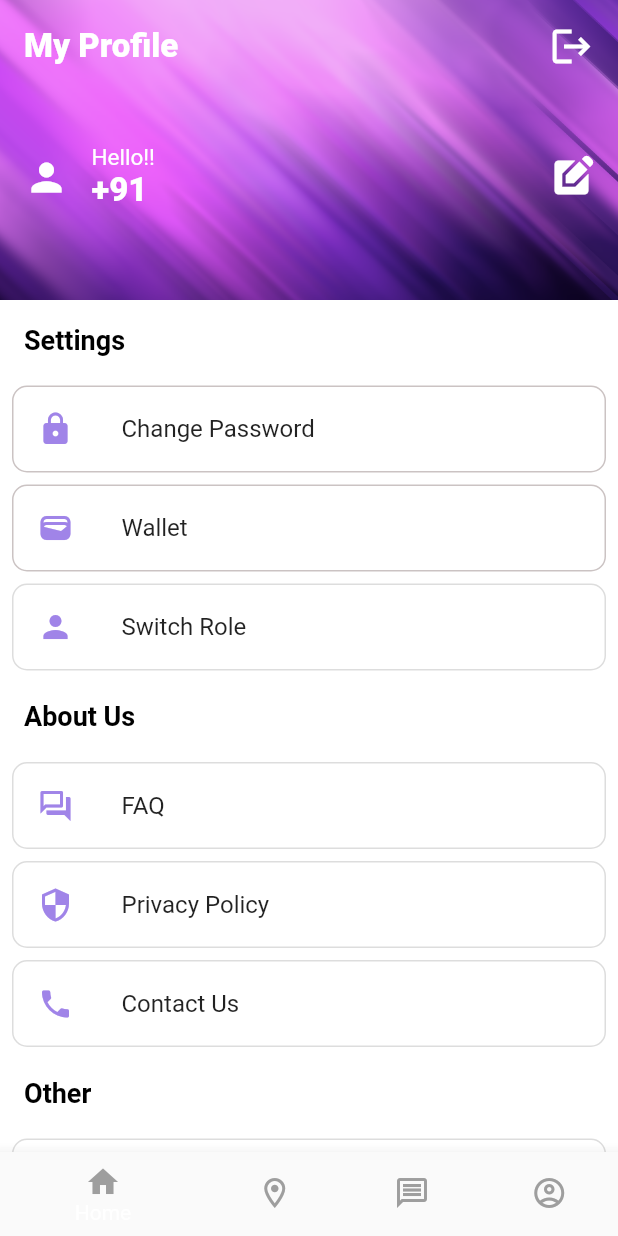
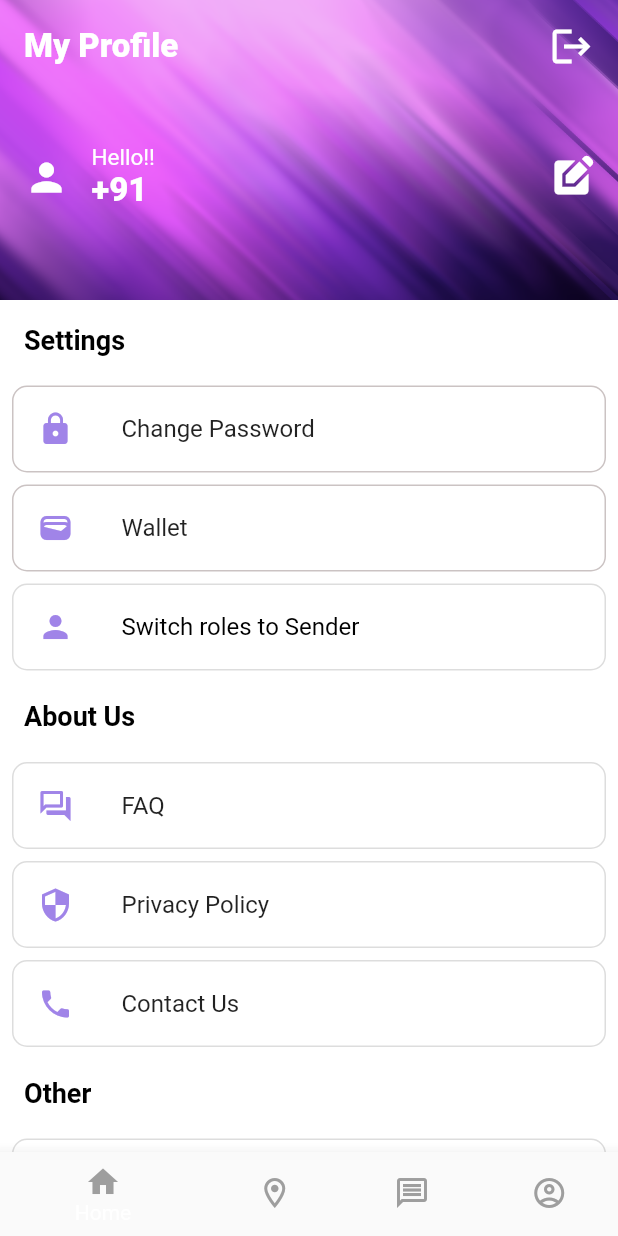
Before and after one commit to dipanshughime/deliveryX, a Flutter app: the Profilepage_Sender screen opened directly, on a phone screen of 412 x 824 dp. Run offline on Flutter 3.47's test engine with Material 2 defaults, Android fonts, the light colour scheme and no system bars; our stand-ins replace carousel_slider, cloud_firestore, firebase_auth, firebase_core, flutter_spinkit, fluttertoast and 2 more; missing offline and left inert: dart:ffi; accounts and stored records are empty; network calls fail.

Commit message:
Switch role as Sender/Traveler Text

```diff
--- a/lib/Users/Users_screen/Sender/profilepage.dart
+++ b/lib/Users/Users_screen/Sender/profilepage.dart
@@ -21,6 +21,7 @@ class _Profilepage_SenderState extends State<Profilepage_Sender> {
 
   String name = ""; // State variable for name
   String phoneNumber = "";
+  int role = -1;
 
   @override
   void initState() {
@@ -46,6 +47,8 @@ class _Profilepage_SenderState extends State<Profilepage_Sender> {
                 "name"); // Assuming 'name' is the field name for name in Firestore
             phoneNumber = userData.get(
                 "phone"); // Assuming 'phoneNumber' is the field name for phone number in Firestore
+
+            role = userData.get('role');
           });
           print(name);
         }
@@ -337,8 +340,18 @@ class _Profilepage_SenderState extends State<Profilepage_Sender> {
                   Icons.person,
                   color: Color(0xFFA084E8),
                 ),
-                title: Text('Switch Role'),
+                title: Text(
+                  role == 0
+                      ? 'Switch roles to Traveler'
+                      : 'Switch roles to Sender',
+                  style: TextStyle(
+                    color: role == 0
+                        ? Colors.black
+                        : Colors.black, // Customize the text color based on the role
+                  ),
+                ),
               ),
+
             ),
           ),
           Padding(
--- a/lib/Users/Users_screen/login_screen.dart
+++ b/lib/Users/Users_screen/login_screen.dart
@@ -1,5 +1,6 @@
 import 'dart:ffi';
 import 'package:deliveryx/Users/Users_screen/Sender/profilepage.dart';
+import 'package:deliveryx/Users/Users_screen/Traveller/homepage.dart';
 import 'package:flutter/material.dart';
 import '../../services/auth.dart';
 import 'registration.dart';
@@ -210,7 +211,7 @@ class _LoginScreenState extends State<LoginScreen> {
                       Navigator.push(
                           context,
                           MaterialPageRoute(
-                              builder: (c) => Profilepage_Sender()));
+                              builder: (c) => RegisterScreen()));
                     },
                     child: Text(
                       'Sign up',
--- a/lib/Users/Users_screen/registration.dart
+++ b/lib/Users/Users_screen/registration.dart
@@ -119,7 +119,7 @@ class _RegisterScreenState extends State<RegisterScreen> {
                   ),
                 ),
                 SizedBox(height: 35),
-                buildTextField('Full Name', Icons.person, 'Enter your name',
+                buildTextField('Full Name (AS PER AADHAR)', Icons.person, 'Enter your name',
                     controller: nameTextEditingController, validator: (value) {
                   if (value!.isEmpty) {
                     return 'Please enter your name';
```
Also changed, not shown: lib/Users/Users_screen/Onboarding.dart (+47 -14 lines), lib/Users/Users_screen/Traveller/kyc.dart (+13 -2 lines).
